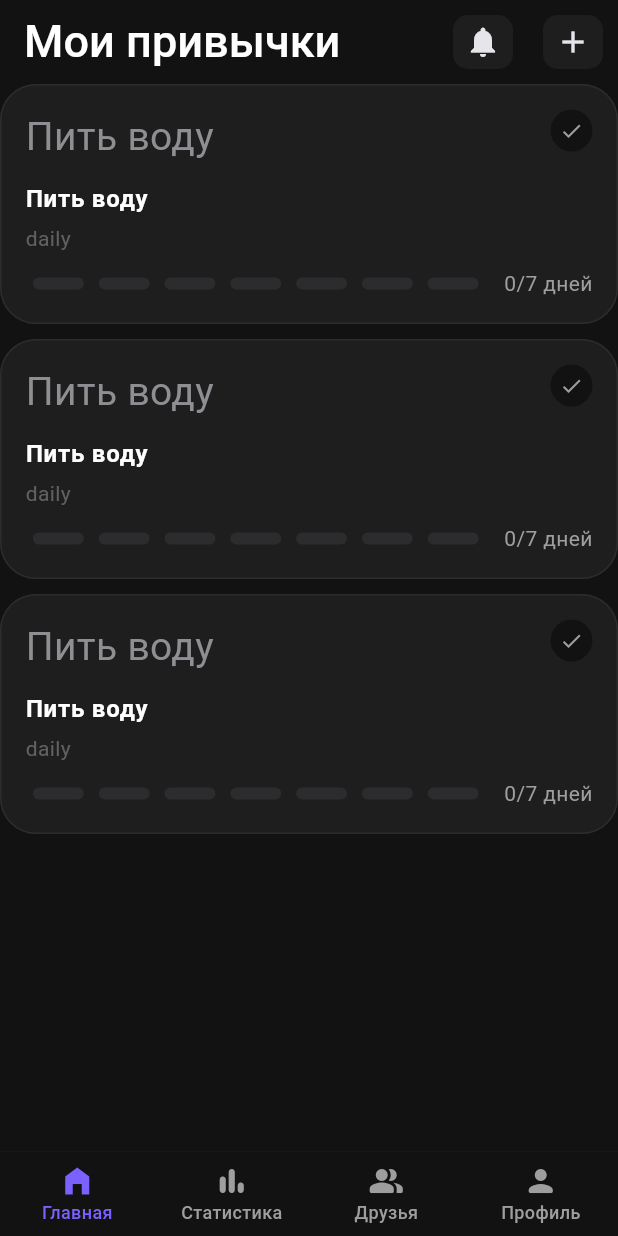
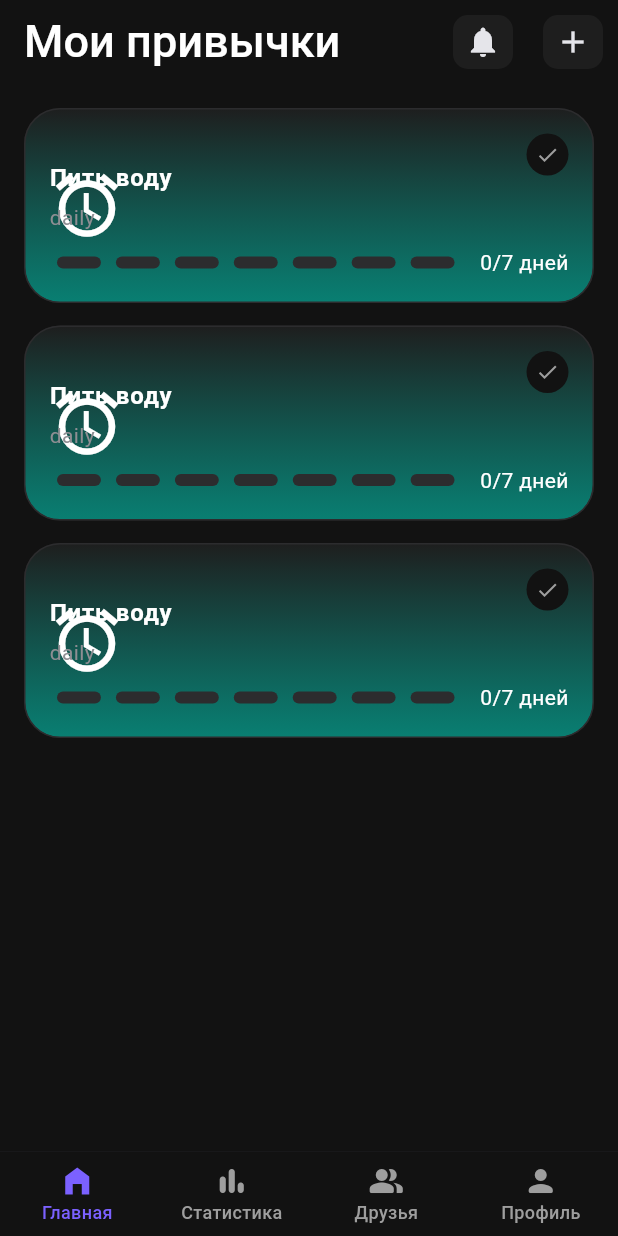
Before and after one commit to ruwbine/habitious, a Flutter app: the screen it shows after launch, on a phone screen of 412 x 824 dp. Run offline on Flutter 3.47's test engine with Material 3 defaults, Android fonts, the phone set to English and light mode, and no system bars; Roboto replaces fonts that are missing (SF Pro Display); project files that could hold a hidden picture were left out.

Commit message:
before changes

```diff
--- a/lib/features/habits/presentation/pages/habits_page.dart
+++ b/lib/features/habits/presentation/pages/habits_page.dart
@@ -51,9 +51,11 @@ class HabitsPage extends StatelessWidget {
         backgroundColor: AppColors.darkBackground,
         elevation: 0.0,
       ),
-      body: Container(child: Center(
+      body: Container(
+        margin: const EdgeInsets.all(16),
+        child: Center(
           child: Column(
-            spacing: 10,
+            spacing: 15,
             children: [
               HabitCard(
                 accentColor: AppColors.lightAccent,
--- a/lib/features/habits/presentation/widgets/habit_card.dart
+++ b/lib/features/habits/presentation/widgets/habit_card.dart
@@ -25,13 +25,12 @@ class HabitCard extends StatelessWidget {
     final colorScheme = theme.colorScheme;
 
     return Material(
-      color: colorScheme.surface,
       borderRadius: BorderRadius.circular(24),
       child: InkWell(
         borderRadius: BorderRadius.circular(24),
         onTap: onTap,
         child: Container(
-          height: 160,
+          height: 130,
           padding: const EdgeInsets.all(16),
           decoration: BoxDecoration(
             borderRadius: BorderRadius.circular(24),
@@ -39,17 +38,21 @@ class HabitCard extends StatelessWidget {
               color: theme.dividerColor,
               width: 1,
             ),
+            gradient: LinearGradient(
+              begin:Alignment.topCenter,
+              end: Alignment.bottomCenter,
+              colors: [
+              AppColors.darkCard.withValues(alpha: 0.8),
+              accentColor.withValues(alpha: 0.7)
+            ])
           ),
           child: Stack(
             children: [
               // icon,
               // TOP LEFT ICON
               Align(
-                alignment: Alignment.topLeft,
-                child: Text(
-                  title,
-                  style: const TextStyle(fontSize: 26),
-                ),
+                alignment: Alignment.centerLeft,
+                child: Icon(Icons.access_alarm, size: 50)
               ),
 
               // TOP RIGHT CHECK
@@ -91,7 +94,6 @@ class HabitCard extends StatelessWidget {
                       frequency,
                       style: theme.textTheme.bodyMedium?.copyWith(
                         color: theme.textTheme.bodyMedium?.color
-                            ?.withOpacity(0.6),
                       ),
                     ),
 
@@ -166,7 +168,7 @@ class _HabitProgressTrackerState extends State<HabitProgressTracker> {
                         height: 8,
                         margin: const EdgeInsets.symmetric(horizontal: 5),
                         decoration: BoxDecoration(
-                          color: isDone ? widget.activeColor : const Color(0xFF2C2C2E), // Серый неактивный
+                          color: isDone ? widget.activeColor : AppColors.darkBorder, // Серый неактивный
                           borderRadius: BorderRadius.circular(4),
                         ),
                       ),
@@ -180,7 +182,7 @@ class _HabitProgressTrackerState extends State<HabitProgressTracker> {
             Text(
               '$completedDays/${widget.totalDays} дней',
               style: const TextStyle(
-                color: Colors.grey,
+                color: AppColors.darkTextPrimary,
                 fontSize: 14,
               ),
             ),
```
